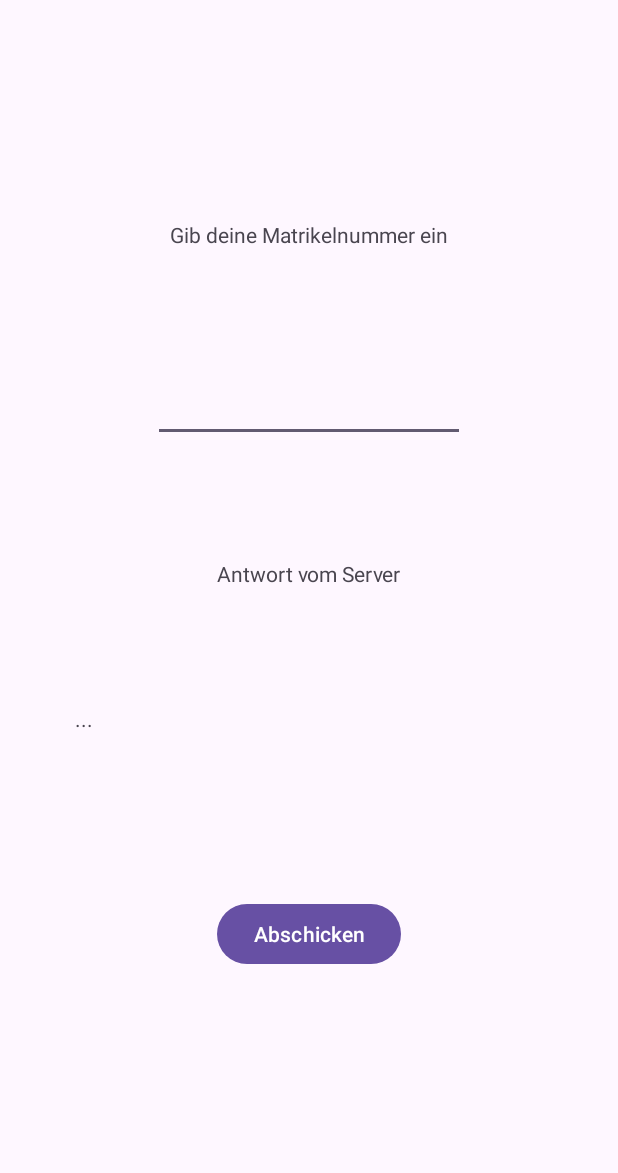
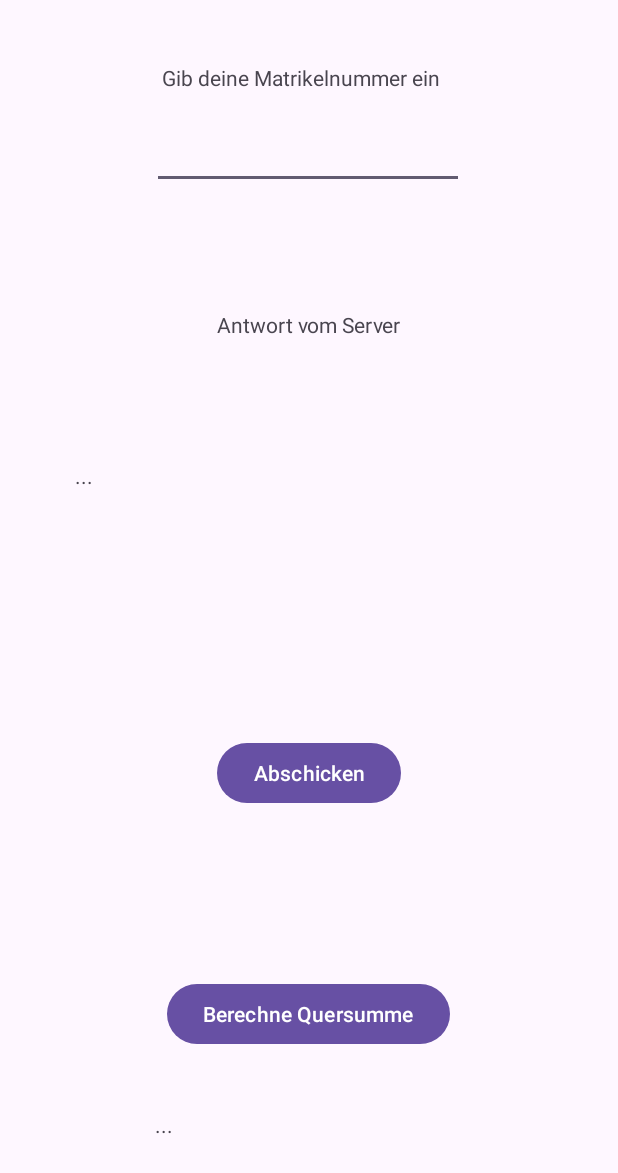
Before and after one commit to KevinSappl/SE2Einzelabgabe, an Android app: the screen it shows after launch (MainActivity), on a phone screen of 412 x 824 dp. Shown: the top 1173 px of the screen. Run offline under Robolectric (Android 15) with nearby library versions, the phone set to English and light mode, and no system bars.

Commit message:
2.2 Implemented Quersumme Example

```diff
--- a/app/src/main/java/com/example/se2einzelabgabe_12203498/MainActivity.java
+++ b/app/src/main/java/com/example/se2einzelabgabe_12203498/MainActivity.java
@@ -1,5 +1,6 @@
 package com.example.se2einzelabgabe_12203498;
 
+import android.annotation.SuppressLint;
 import android.os.Bundle;
 import android.view.View;
 import android.widget.EditText;
@@ -69,4 +70,27 @@ public class MainActivity extends AppCompatActivity {
             }
         }).start();
     }
+
+
+    @SuppressLint("SetTextI18n")
+    public void berechneQuersumme(View view) {
+        int summe = 0;
+
+        try {
+            final EditText matNrInput = findViewById(R.id.matNrInput);
+            String matNrSting = matNrInput.getText().toString();
+            int zahl = Integer.parseInt(matNrSting);
+
+            while (zahl != 0) {
+                summe = summe + (zahl % 10);
+                zahl = zahl / 10;
+            }
+
+            TextView quersummeOutput = findViewById(R.id.quersummeOutput);
+            quersummeOutput.setText("Quersumme von " + matNrSting + " ist " + summe);
+        } catch (Exception ex) {
+            TextView quersummeOutput = findViewById(R.id.quersummeOutput);
+            quersummeOutput.setText("Ungültige Eingabe");
+        }
+    }
 }
--- a/app/src/main/res/layout/activity_main.xml
+++ b/app/src/main/res/layout/activity_main.xml
@@ -9,20 +9,22 @@
 
     <TextView
         android:id="@+id/textView5"
-        android:layout_width="wrap_content"
-        android:layout_height="wrap_content"
+        android:layout_width="282dp"
+        android:layout_height="37dp"
         android:text="@string/gib_deine_matrikelnummer_ein"
+        android:textAlignment="center"
         app:layout_constraintBottom_toBottomOf="parent"
         app:layout_constraintEnd_toEndOf="parent"
+        app:layout_constraintHorizontal_bias="0.455"
         app:layout_constraintStart_toStartOf="parent"
         app:layout_constraintTop_toTopOf="parent"
-        app:layout_constraintVertical_bias="0.182"
+        app:layout_constraintVertical_bias="0.053"
         tools:visibility="visible" />
 
     <EditText
         android:id="@+id/matNrInput"
         android:layout_width="208dp"
-        android:layout_height="51dp"
+        android:layout_height="wrap_content"
         android:layout_marginStart="32dp"
         android:layout_marginEnd="32dp"
         android:autofillHints="Matrikelnummer"
@@ -30,13 +32,14 @@
         android:inputType="number"
         app:layout_constraintBottom_toTopOf="@+id/textView3"
         app:layout_constraintEnd_toEndOf="parent"
+        app:layout_constraintHorizontal_bias="0.496"
         app:layout_constraintStart_toStartOf="parent"
-        app:layout_constraintTop_toBottomOf="@+id/textView5" />
+        app:layout_constraintTop_toTopOf="parent" />
 
     <TextView
         android:id="@+id/textView3"
         android:layout_width="wrap_content"
-        android:layout_height="wrap_content"
+        android:layout_height="19dp"
         android:layout_marginStart="140dp"
         android:layout_marginEnd="140dp"
         android:text="@string/antwort_vom_server"
@@ -48,30 +51,55 @@
 
     <TextView
         android:id="@+id/serverOutput"
-        android:layout_width="0dp"
-        android:layout_height="wrap_content"
+        android:layout_width="312dp"
+        android:layout_height="103dp"
         android:layout_marginStart="50dp"
         android:layout_marginEnd="50dp"
-        android:layout_marginBottom="32dp"
         android:text="..."
         app:layout_constraintBottom_toTopOf="@+id/button"
         app:layout_constraintEnd_toEndOf="parent"
-        app:layout_constraintHorizontal_bias="0.0"
+        app:layout_constraintHorizontal_bias="1.0"
         app:layout_constraintStart_toStartOf="parent"
         app:layout_constraintTop_toBottomOf="@+id/textView3" />
 
     <Button
         android:id="@+id/button"
         android:layout_width="wrap_content"
-        android:layout_height="wrap_content"
+        android:layout_height="48dp"
         android:layout_marginStart="160dp"
         android:layout_marginEnd="160dp"
-        android:layout_marginBottom="100dp"
+        android:layout_marginBottom="32dp"
         android:onClick="sendMatNrToServer"
         android:text="@string/abschicken"
-        app:layout_constraintBottom_toBottomOf="parent"
+        app:layout_constraintBottom_toTopOf="@+id/button2"
         app:layout_constraintEnd_toEndOf="parent"
         app:layout_constraintStart_toStartOf="parent"
         app:layout_constraintTop_toBottomOf="@+id/serverOutput" />
 
+    <Button
+        android:id="@+id/button2"
+        android:layout_width="wrap_content"
+        android:layout_height="wrap_content"
+        android:layout_marginStart="158dp"
+        android:layout_marginEnd="162dp"
+        android:layout_marginBottom="43dp"
+        android:onClick="berechneQuersumme"
+        android:text="Berechne Quersumme"
+        app:layout_constraintBottom_toBottomOf="parent"
+        app:layout_constraintEnd_toEndOf="parent"
+        app:layout_constraintHorizontal_bias="0.484"
+        app:layout_constraintStart_toStartOf="parent"
+        app:layout_constraintTop_toBottomOf="@+id/button" />
+
+    <TextView
+        android:id="@+id/quersummeOutput"
+        android:layout_width="205dp"
+        android:layout_height="26dp"
+        android:layout_marginBottom="18dp"
+        android:text="..."
+        app:layout_constraintBottom_toBottomOf="parent"
+        app:layout_constraintEnd_toEndOf="parent"
+        app:layout_constraintStart_toStartOf="parent"
+        app:layout_constraintTop_toBottomOf="@+id/button2" />
+
 </androidx.constraintlayout.widget.ConstraintLayout>
```
